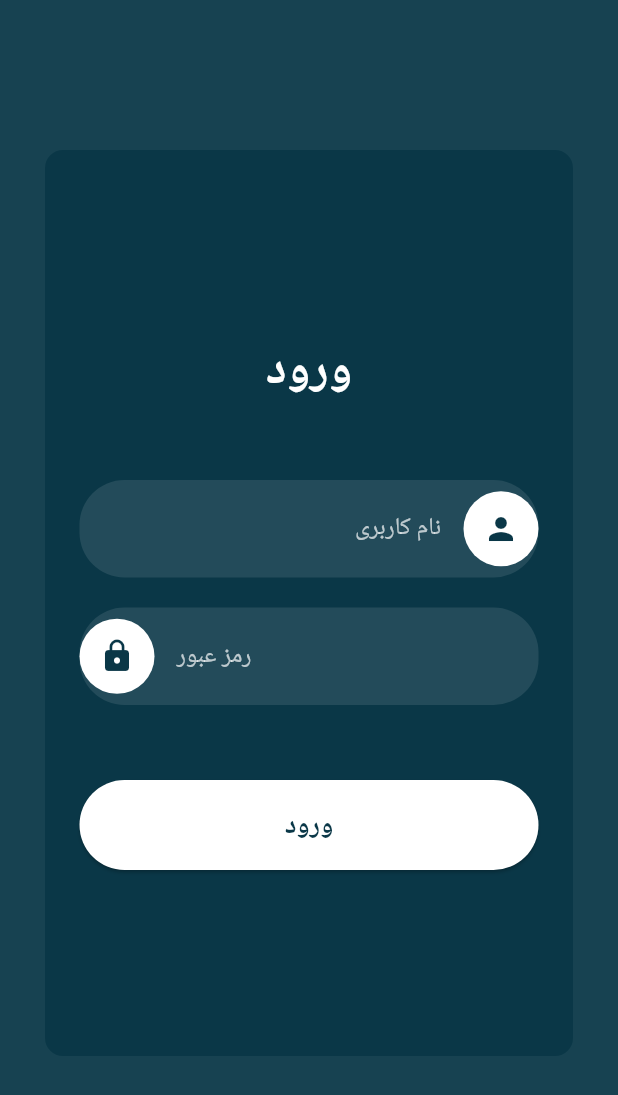
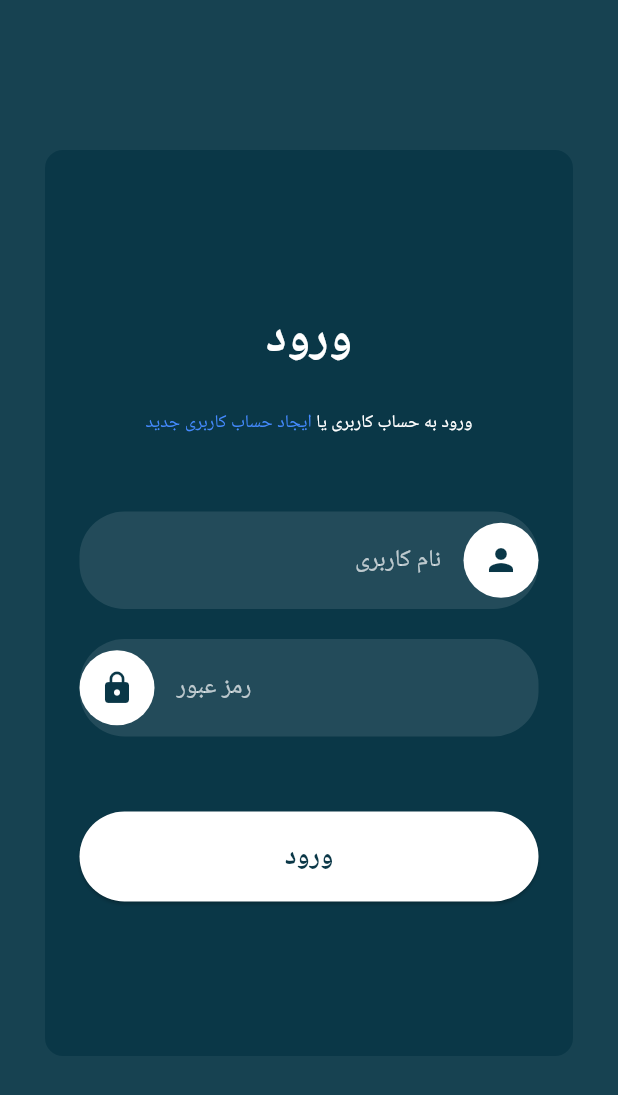
Before and after one commit to MarMar-mg/flutter_project_management, a Flutter app: the screen it shows after launch, on a phone screen of 412 x 824 dp. Shown: the top 1095 px of the screen. Run offline on Flutter 3.47's test engine with Material 3 defaults, Android fonts, the light colour scheme and no system bars; our stand-ins replace connectivity_plus, dartz, equatable, file_picker, get_it, get_storage and 4 more; accounts and stored records are empty.

Commit message:
final login ui changes

```diff
--- a/lib/features/register/login/pages/login_page.dart
+++ b/lib/features/register/login/pages/login_page.dart
@@ -1,7 +1,7 @@
 import 'package:flutter/material.dart';
 import 'package:managment_flutter_project/features/admin/home_page/pages/home_page.dart';
 import 'package:managment_flutter_project/features/user/home_page/pages/home_page.dart';
-import '../../../../commons/widgets/loading_widget.dart';
+
 import '../../../../main.dart';
 import '../../signup/pages/signup_page.dart';
 
@@ -21,6 +21,7 @@ class _LoginPageState extends State<LoginPage> {
   String? passwordError;
 
   Future<void> loginUser() async {
+    try {
       final pass = (await SupaBase.from('users')
               .select('password')
               .eq('email', emailController.text))
@@ -33,16 +34,29 @@ class _LoginPageState extends State<LoginPage> {
               .select('userid')
               .eq('email', emailController.text))
           .first['userid'];
+
       if (pass == passController.text) {
         Navigator.pushReplacement(
             context,
             MaterialPageRoute(
-              builder: (BuildContext ctx) =>
-              role == 'Admin' ? AdminHomePage(userId: userId,) : UserHomePage(userId: userId,)));
+                builder: (BuildContext ctx) => role == 'Admin'
+                    ? AdminHomePage(
+                        userId: userId,
+                      )
+                    : UserHomePage(
+                        userId: userId,
+                      )));
       } else {
         setState(() {
           passwordError = 'رمز عبور اشتباه است';
+          isLoading = false;
         });
+      }
+    } catch (e) {
+      setState(() {
+        isLoading = false;
+      });
+      print('Error during login: $e');
     }
   }
 
@@ -53,7 +67,6 @@ class _LoginPageState extends State<LoginPage> {
       body: Center(
         child: Padding(
           padding: const EdgeInsets.fromLTRB(30, 100.0, 30, 120),
-          child: Expanded(
           child: Container(
             width: 380,
             padding: EdgeInsets.all(20),
@@ -65,6 +78,8 @@ class _LoginPageState extends State<LoginPage> {
                 width: 3, // Border width
               ),
             ),
+            child: Form(
+              key: _formKey,
               child: Column(
                 mainAxisAlignment: MainAxisAlignment.center,
                 crossAxisAlignment: CrossAxisAlignment.stretch,
@@ -76,6 +91,30 @@ class _LoginPageState extends State<LoginPage> {
                       fontSize: 32,
                       fontWeight: FontWeight.bold,
                       color: Colors.white,
+                    ),
+                  ),
+                  SizedBox(height: 24),
+                  Center(
+                    child: Row(
+                      mainAxisAlignment: MainAxisAlignment.center,
+                      children: [
+                        Text(
+                          'ورود به حساب کاربری یا ',
+                          style: TextStyle(fontSize: 12, color: Colors.white),
+                        ),
+                        GestureDetector(
+                          onTap: () => {
+                            Navigator.pushReplacement(
+                                context,
+                                MaterialPageRoute(
+                                    builder: (BuildContext ctx) =>
+                                        RegisterPage()))
+                          },
+                          child: Text('ایجاد حساب کاربری جدید',
+                              style: TextStyle(
+                                  fontSize: 12, color: Colors.blueAccent)),
+                        )
+                      ],
                     ),
                   ),
                   SizedBox(height: 50),
@@ -105,18 +144,13 @@ class _LoginPageState extends State<LoginPage> {
                               hintText: 'نام کاربری',
                               hintStyle: TextStyle(color: Colors.white70),
                               border: InputBorder.none,
-                              contentPadding: EdgeInsets.symmetric(vertical: 20, horizontal: 15),
+                              contentPadding: EdgeInsets.symmetric(
+                                  vertical: 20, horizontal: 15),
                             ),
                             validator: (value) {
                               if (value == null || value.isEmpty) {
-                                setState(() {
-                                  emailError = 'لطفاً نام کاربری خود را وارد کنید';
-                                });
-                                return '';
+                                return 'لطفاً نام کاربری خود را وارد کنید';
                               }
-                              setState(() {
-                                emailError = null;
-                              });
                               return null;
                             },
                           ),
@@ -124,15 +158,9 @@ class _LoginPageState extends State<LoginPage> {
                       ],
                     ),
                   ),
-                  if (emailError != null)
-                    Padding(
-                      padding: const EdgeInsets.only(top: 8.0),
-                      child: Text(
-                        emailError!,
-                        style: TextStyle(color: Colors.red, fontSize: 12),
-                      ),
-                    ),
                   SizedBox(height: 20),
+
+                  // Password field
                   Container(
                     decoration: BoxDecoration(
                       color: Colors.white.withOpacity(0.1),
@@ -144,30 +172,25 @@ class _LoginPageState extends State<LoginPage> {
                           child: TextFormField(
                             obscureText: true,
                             controller: passController,
-                            textDirection: TextDirection.ltr, // Ensure LTR input
-                            textAlign: TextAlign.left, // Align text to the left
+                            textDirection: TextDirection.ltr,
+                            // Ensure LTR input
+                            textAlign: TextAlign.left,
+                            // Align text to the left
                             style: TextStyle(color: Colors.white),
                             decoration: InputDecoration(
-                              hintText: 'رمز عبور', // The hint text is still RTL, but the input will be LTR
+                              hintText: 'رمز عبور',
+                              // The hint text is still RTL, but the input will be LTR
                               hintStyle: TextStyle(color: Colors.white70),
                               border: InputBorder.none,
-                              contentPadding: EdgeInsets.symmetric(vertical: 20, horizontal: 15),
+                              contentPadding: EdgeInsets.symmetric(
+                                  vertical: 20, horizontal: 15),
                             ),
                             validator: (value) {
                               if (value == null || value.isEmpty) {
-                                setState(() {
-                                  passwordError = 'لطفاً رمز عبور خود را وارد کنید';
-                                });
-                                return '';
+                                return 'لطفاً رمز عبور خود را وارد کنید';
                               } else if (value.length < 6) {
-                                setState(() {
-                                  passwordError = 'رمز عبور باید حداقل ۶ کاراکتر باشد';
-                                });
-                                return '';
+                                return 'رمز عبور باید حداقل ۶ کاراکتر باشد';
                               }
-                              setState(() {
-                                passwordError = null;
-                              });
                               return null;
                             },
                           ),
@@ -182,14 +205,6 @@ class _LoginPageState extends State<LoginPage> {
                           child: Icon(Icons.lock, color: Color(0xFF0A3747)),
                         ),
                       ],
-                    ),
-                  ),
-                  if (passwordError != null)
-                    Padding(
-                      padding: const EdgeInsets.only(top: 8.0),
-                      child: Text(
-                        passwordError!,
-                        style: TextStyle(color: Colors.red, fontSize: 12),
                     ),
                   ),
                   SizedBox(height: 50),
```
Also changed, not shown: lib/features/user/profile/pages/profile_page.dart (+0 -23 lines). Lines whose indentation alone changed are shown as unchanged.
